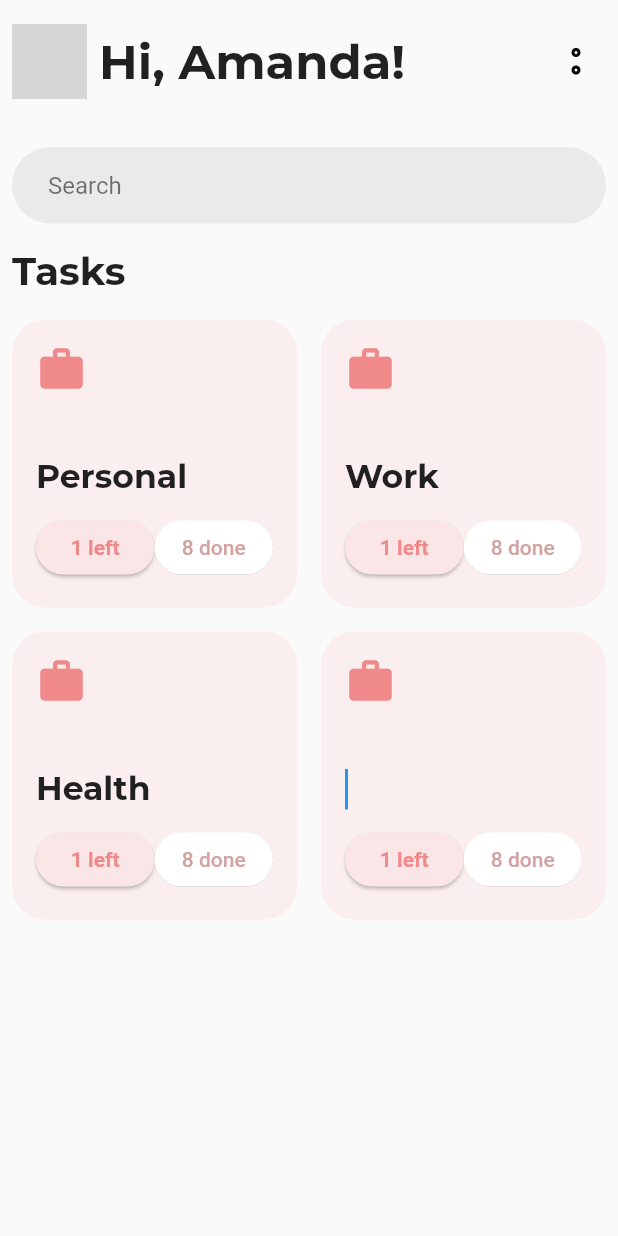
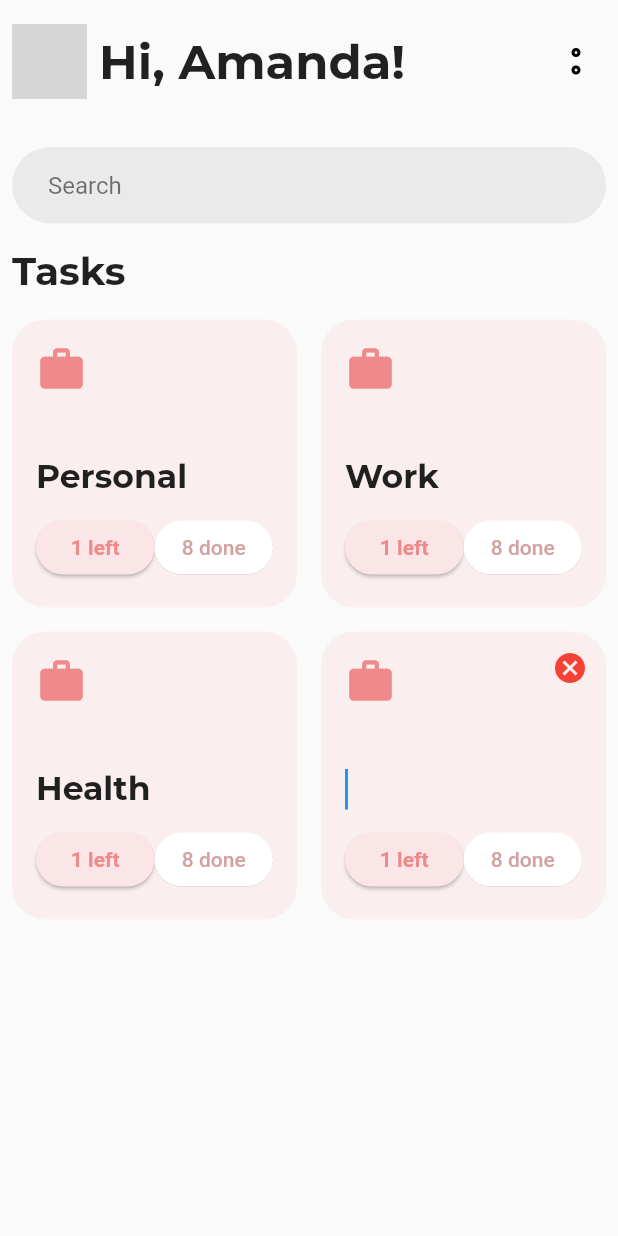
Before and after one commit to hoangvu03081/Lingua-Eidetic, a Flutter app: the screen it shows after launch, after a tap on "+ Add", on a phone screen of 412 x 824 dp. Run offline on Flutter 3.47's test engine with Material 2 defaults, Android fonts, the phone set to English and light mode, and no system bars; our stand-ins replace cloud_firestore, dotted_border, easy_localization, firebase_auth, firebase_core, flutter_svg and 5 more; missing offline and left inert: flutter_facebook_auth; accounts and stored records are empty; network calls fail; grey boxes are pictures that could not be loaded.

Commit message:
HomePage UI

```diff
--- a/lib/routes/homepage/homepage.dart
+++ b/lib/routes/homepage/homepage.dart
@@ -129,6 +129,7 @@ class _HomePageState extends State<HomePage> {
     for (int i = 0; i < title.length; i++) {
       double dx = i % 2 == 0 ? 0 : childWidth + gapX;
       double dy = (childHeight + gapY) * (i ~/ 2);
+
       children.add(
         Positioned(
           left: dx,
@@ -183,7 +184,9 @@ class _HomePageState extends State<HomePage> {
         Positioned(
           left: title.length % 2 == 0 ? 0 : childWidth + gapX,
           top: (childHeight + gapY) * (title.length ~/ 2),
-          child: CollectionCard(
+          child: Stack(
+            children: [
+              CollectionCard(
                 readOnly: false,
                 childHeight: childHeight,
                 childWidth: childWidth,
@@ -199,6 +202,22 @@ class _HomePageState extends State<HomePage> {
                   });
                 },
               ),
+              Positioned(
+                right: 0,
+                child: IconButton(
+                  onPressed: () {
+                    setState(() {
+                      isAddNew = false;
+                    });
+                  },
+                  icon: Icon(
+                    Icons.cancel,
+                    color: Colors.red,
+                  ),
+                ),
+              ),
+            ],
+          ),
         ),
       );
     }
--- a/lib/routes/homepage/widgets/collection_card.dart
+++ b/lib/routes/homepage/widgets/collection_card.dart
@@ -49,6 +49,9 @@ class _CollectionCardState extends State<CollectionCard> {
 
   @override
   Widget build(BuildContext context) {
+    if (_controller.text != widget.title) {
+      _controller.text = widget.title;
+    }
     return Container(
       height: widget.childHeight,
       width: widget.childWidth,
```
Lines whose indentation alone changed are shown as unchanged.
